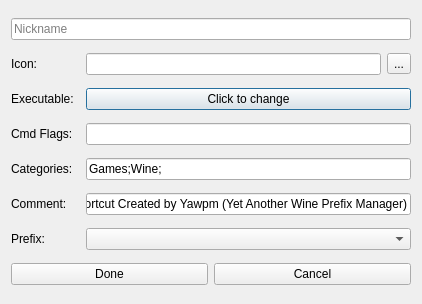
The window that lib/ui/newshortcut.ui (Fisk24/Yawpm) describes before a commit, drawn with Qt 5.
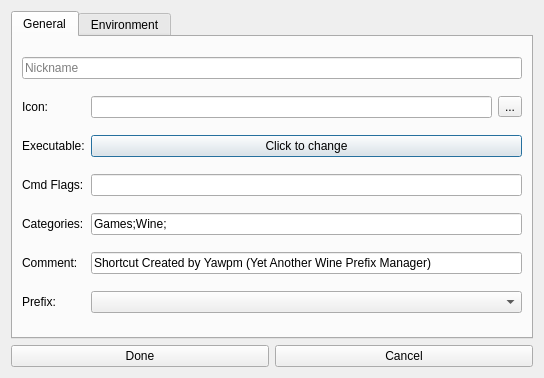
The same window after the commit. Icons and pictures are not drawn.

Commit message: added environment variables to add prefix dialog

```diff
--- a/lib/ui/newshortcut.ui
+++ b/lib/ui/newshortcut.ui
@@ -6,75 +6,189 @@
    <rect>
     <x>0</x>
     <y>0</y>
-    <width>422</width>
-    <height>304</height>
+    <width>544</width>
+    <height>378</height>
    </rect>
   </property>
   <property name="windowTitle">
    <string>Shortcut</string>
   </property>
   <layout class="QGridLayout" name="gridLayout">
-   <item row="8" column="2" colspan="2">
-    <widget class="QLineEdit" name="commentLineEdit">
-     <property name="text">
-      <string>Shortcut Created by Yawpm (Yet Another Wine Prefix Manager)</string>
+   <item row="0" column="0">
+    <widget class="QTabWidget" name="tabWidget">
+     <property name="tabPosition">
+      <enum>QTabWidget::North</enum>
      </property>
-    </widget>
-   </item>
-   <item row="7" column="2" colspan="2">
-    <widget class="QLineEdit" name="categoryLineEdit">
-     <property name="toolTip">
-      <string>The location in the applications menu that you want the shortcut to appear in. This should be a list sepperated by &quot;;&quot; and be sure to end the list with this character as well</string>
+     <property name="currentIndex">
+      <number>0</number>
      </property>
-     <property name="text">
-      <string>Games;Wine;</string>
-     </property>
+     <widget class="QWidget" name="tab">
+      <attribute name="title">
+       <string>General</string>
+      </attribute>
+      <layout class="QGridLayout" name="gridLayout_2">
+       <item row="5" column="0">
+        <widget class="QLabel" name="label_6">
+         <property name="text">
+          <string>Comment:</string>
+         </property>
+        </widget>
+       </item>
+       <item row="3" column="0">
+        <widget class="QLabel" name="label_2">
+         <property name="sizePolicy">
+          <sizepolicy hsizetype="Maximum" vsizetype="Preferred">
+           <horstretch>0</horstretch>
+           <verstretch>0</verstretch>
+          </sizepolicy>
+         </property>
+         <property name="text">
+          <string>Cmd Flags:</string>
+         </property>
+        </widget>
+       </item>
+       <item row="1" column="0">
+        <layout class="QHBoxLayout" name="horizontalLayout_2">
+         <item>
+          <widget class="QLabel" name="label_3">
+           <property name="text">
+            <string>Icon:</string>
+           </property>
+          </widget>
+         </item>
+         <item>
+          <widget class="QLabel" name="iconLabel">
+           <property name="text">
+            <string/>
+           </property>
+           <property name="scaledContents">
+            <bool>false</bool>
+           </property>
+          </widget>
+         </item>
+        </layout>
+       </item>
+       <item row="6" column="0">
+        <widget class="QLabel" name="label_5">
+         <property name="text">
+          <string>Prefix:</string>
+         </property>
+        </widget>
+       </item>
+       <item row="2" column="0">
+        <widget class="QLabel" name="label">
+         <property name="sizePolicy">
+          <sizepolicy hsizetype="Minimum" vsizetype="Maximum">
+           <horstretch>0</horstretch>
+           <verstretch>0</verstretch>
+          </sizepolicy>
+         </property>
+         <property name="text">
+          <string>Executable:</string>
+         </property>
+        </widget>
+       </item>
+       <item row="1" column="1">
+        <widget class="QLineEdit" name="iconLineEdit"/>
+       </item>
+       <item row="4" column="0">
+        <widget class="QLabel" name="label_4">
+         <property name="text">
+          <string>Categories:</string>
+         </property>
+        </widget>
+       </item>
+       <item row="1" column="2">
+        <widget class="QToolButton" name="browseIconToolButton">
+         <property name="text">
+          <string>...</string>
+         </property>
+        </widget>
+       </item>
+       <item row="0" column="0" colspan="3">
+        <widget class="QLineEdit" name="nickLineEdit">
+         <property name="placeholderText">
+          <string>Nickname</string>
+         </property>
+        </widget>
+       </item>
+       <item row="2" column="1" colspan="2">
+        <widget class="QPushButton" name="executablePushButton">
+         <property name="text">
+          <string>Click to change</string>
+         </property>
+        </widget>
+       </item>
+       <item row="3" column="1" colspan="2">
+        <widget class="QLineEdit" name="flagsLineEdit"/>
+       </item>
+       <item row="4" column="1" colspan="2">
+        <widget class="QLineEdit" name="categoryLineEdit">
+         <property name="toolTip">
+          <string>The location in the applications menu that you want the shortcut to appear in. This should be a list sepperated by &quot;;&quot; and be sure to end the list with this character as well</string>
+         </property>
+         <property name="text">
+          <string>Games;Wine;</string>
+         </property>
+        </widget>
+       </item>
+       <item row="5" column="1" colspan="2">
+        <widget class="QLineEdit" name="commentLineEdit">
+         <property name="text">
+          <string>Shortcut Created by Yawpm (Yet Another Wine Prefix Manager)</string>
+         </property>
+        </widget>
+       </item>
+       <item row="6" column="1" colspan="2">
+        <widget class="QComboBox" name="prefixComboBox"/>
+       </item>
+      </layout>
+     </widget>
+     <widget class="QWidget" name="tab_2">
+      <attribute name="title">
+       <string>Environment</string>
+      </attribute>
+      <layout class="QGridLayout" name="gridLayout_3">
+       <item row="0" column="0">
+        <widget class="QLabel" name="label_7">
+         <property name="text">
+          <string>New Variable</string>
+         </property>
+        </widget>
+       </item>
+       <item row="0" column="2">
+        <widget class="QToolButton" name="newVarToolButton">
+         <property name="text">
+          <string>...</string>
+         </property>
+         <property name="icon">
+          <iconset theme="list-add">
+           <normaloff>../../../../.designer/backup</normaloff>../../../../.designer/backup</iconset>
+         </property>
+        </widget>
+       </item>
+       <item row="0" column="1">
+        <widget class="QLineEdit" name="newVarLineEdit"/>
+       </item>
+       <item row="0" column="3">
+        <widget class="QToolButton" name="removeVarToolButton">
+         <property name="text">
+          <string>...</string>
+         </property>
+         <property name="icon">
+          <iconset theme="list-remove">
+           <normaloff>../../../../.designer/backup</normaloff>../../../../.designer/backup</iconset>
+         </property>
+        </widget>
+       </item>
+       <item row="1" column="0" colspan="4">
+        <widget class="QListWidget" name="envListWidget"/>
+       </item>
+      </layout>
+     </widget>
     </widget>
    </item>
-   <item row="9" column="2" colspan="2">
-    <widget class="QComboBox" name="prefixComboBox"/>
-   </item>
-   <item row="3" column="0">
-    <widget class="QLabel" name="label">
-     <property name="sizePolicy">
-      <sizepolicy hsizetype="Minimum" vsizetype="Maximum">
-       <horstretch>0</horstretch>
-       <verstretch>0</verstretch>
-      </sizepolicy>
-     </property>
-     <property name="text">
-      <string>Executable:</string>
-     </property>
-    </widget>
-   </item>
-   <item row="6" column="0">
-    <widget class="QLabel" name="label_2">
-     <property name="sizePolicy">
-      <sizepolicy hsizetype="Maximum" vsizetype="Preferred">
-       <horstretch>0</horstretch>
-       <verstretch>0</verstretch>
-      </sizepolicy>
-     </property>
-     <property name="text">
-      <string>Cmd Flags:</string>
-     </property>
-    </widget>
-   </item>
-   <item row="3" column="2" colspan="2">
-    <widget class="QPushButton" name="executablePushButton">
-     <property name="text">
-      <string>Click to change</string>
-     </property>
-    </widget>
-   </item>
-   <item row="7" column="0">
-    <widget class="QLabel" name="label_4">
-     <property name="text">
-      <string>Categories:</string>
-     </property>
-    </widget>
-   </item>
-   <item row="10" column="0" colspan="4">
+   <item row="10" column="0">
     <layout class="QHBoxLayout" name="horizontalLayout">
      <item>
       <widget class="QPushButton" name="acceptPushButton">
@@ -92,61 +206,6 @@
      </item>
     </layout>
    </item>
-   <item row="1" column="2">
-    <widget class="QLineEdit" name="iconLineEdit"/>
-   </item>
-   <item row="1" column="3">
-    <widget class="QToolButton" name="browseIconToolButton">
-     <property name="text">
-      <string>...</string>
-     </property>
-    </widget>
-   </item>
-   <item row="0" column="0" colspan="4">
-    <widget class="QLineEdit" name="nickLineEdit">
-     <property name="placeholderText">
-      <string>Nickname</string>
-     </property>
-    </widget>
-   </item>
-   <item row="9" column="0">
-    <widget class="QLabel" name="label_5">
-     <property name="text">
-      <string>Prefix:</string>
-     </property>
-    </widget>
-   </item>
-   <item row="8" column="0">
-    <widget class="QLabel" name="label_6">
-     <property name="text">
-      <string>Comment:</string>
-     </property>
-    </widget>
-   </item>
-   <item row="1" column="0">
-    <layout class="QHBoxLayout" name="horizontalLayout_2">
-     <item>
-      <widget class="QLabel" name="label_3">
-       <property name="text">
-        <string>Icon:</string>
-       </property>
-      </widget>
-     </item>
-     <item>
-      <widget class="QLabel" name="iconLabel">
-       <property name="text">
-        <string/>
-       </property>
-       <property name="scaledContents">
-        <bool>false</bool>
-       </property>
-      </widget>
-     </item>
-    </layout>
-   </item>
-   <item row="6" column="2" colspan="2">
-    <widget class="QLineEdit" name="flagsLineEdit"/>
-   </item>
   </layout>
  </widget>
  <resources/>
```
Left out of the diff: 2 changed lines with no effect on the pictures. The commit also changes 2 other files.
